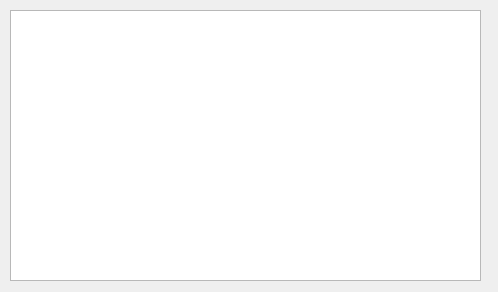
First picture: the form in tablewindow.ui, repository isaacmorneau/4985_asn2, before the edit.
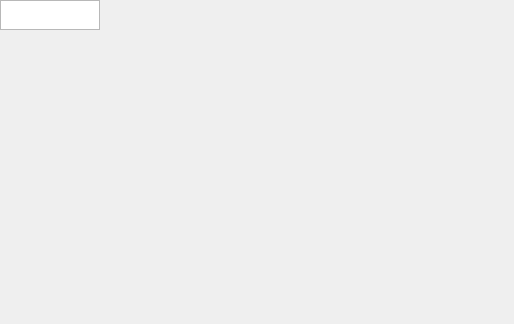
Second picture: the form after the edit.

Commit message: all networking now asyc, minor window changes

The edit to the form file:
```diff
--- a/tablewindow.ui
+++ b/tablewindow.ui
@@ -1,27 +1,19 @@
 <?xml version="1.0" encoding="UTF-8"?>
 <ui version="4.0">
  <class>TableWindow</class>
- <widget class="QDialog" name="TableWindow">
+ <widget class="QMainWindow" name="TableWindow">
   <property name="geometry">
    <rect>
     <x>0</x>
     <y>0</y>
-    <width>498</width>
-    <height>292</height>
+    <width>514</width>
+    <height>324</height>
    </rect>
   </property>
   <property name="windowTitle">
    <string>Dialog</string>
   </property>
   <widget class="QTableWidget" name="tableWidget">
-   <property name="geometry">
-    <rect>
-     <x>10</x>
-     <y>10</y>
-     <width>471</width>
-     <height>271</height>
-    </rect>
-   </property>
    <attribute name="horizontalHeaderDefaultSectionSize">
     <number>100</number>
    </attribute>
```
Left out of the diff: 2 changed lines with no effect on the pictures. The commit also changes 10 other files.
